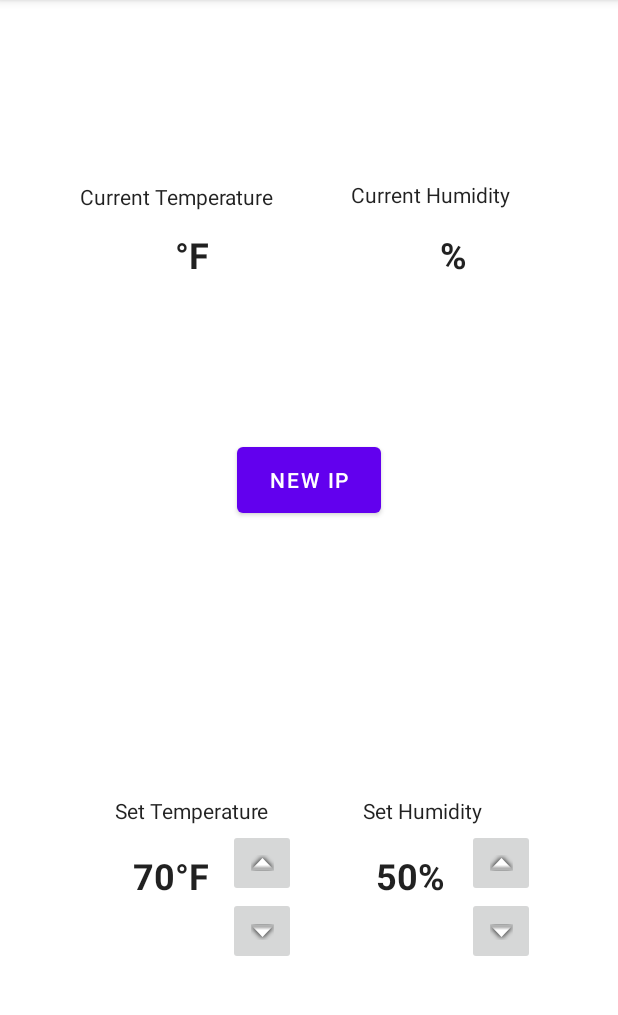
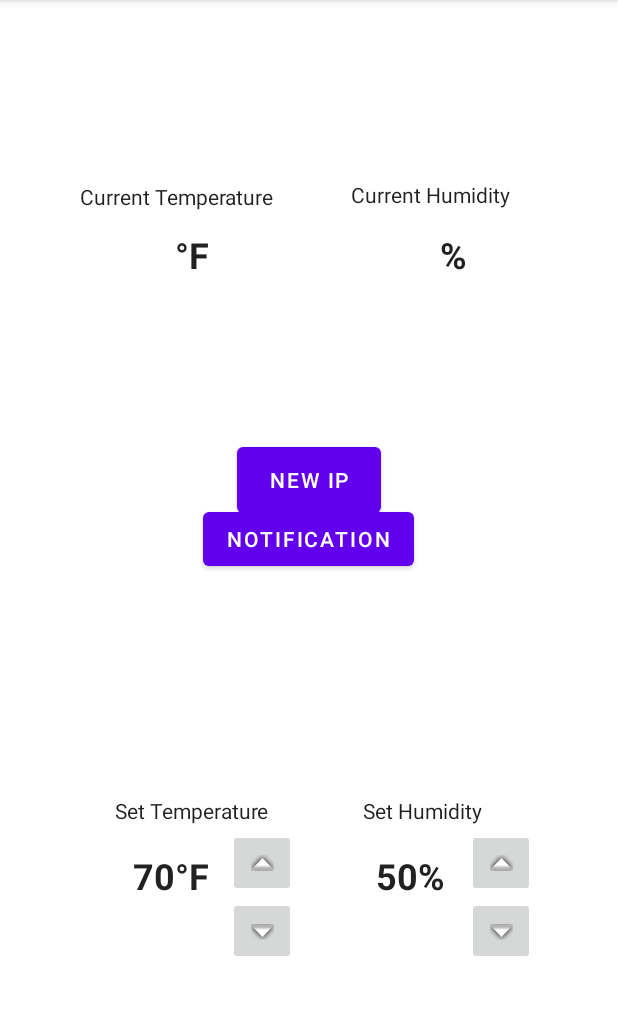
Before and after one commit to lucasg1021/ECE405_MonitoringApp, an Android app: the screen it shows after launch (MainActivity), on a phone screen of 412 x 824 dp, the part 84-1099 px from its top. Run offline under Robolectric (Android 15) with nearby library versions, the phone set to English and light mode, and no system bars.

Commit message:
Added a Push Notification.

```diff
--- a/app/src/main/java/com/example/monitoring_system/MainActivity.java
+++ b/app/src/main/java/com/example/monitoring_system/MainActivity.java
@@ -1,11 +1,18 @@
 package com.example.monitoring_system;
 import androidx.appcompat.app.AppCompatActivity;
+import androidx.core.app.NotificationCompat;
+import androidx.core.app.NotificationManagerCompat;
+
 import android.annotation.SuppressLint;
+import android.app.Notification;
+import android.app.NotificationChannel;
+import android.app.NotificationManager;
 import android.content.Context;
 import android.content.Intent;
 import android.content.SharedPreferences;
 import android.icu.lang.UCharacter;
 import android.net.wifi.WifiManager;
+import android.os.Build;
 import android.os.Handler;
 import android.os.StrictMode;
 import android.preference.PreferenceManager;
@@ -46,6 +53,8 @@ public class MainActivity extends AppCompatActivity {
     private int connection = 0;     // indicates whether connection has been established
     TextView tTemp, tHumid;
     private Button menuTwo;
+
+
     ScheduledExecutorService scheduledTaskExecutor = Executors.newScheduledThreadPool(5);
     @Override
     protected void onCreate(Bundle savedInstanceState) {
@@ -56,8 +65,36 @@ public class MainActivity extends AppCompatActivity {
         setHumidValue = settings.getInt("currentSetHumid", 50);
         tTemp = findViewById(R.id.setTemp);
         tHumid = findViewById(R.id.setHumid);
+
+        Button getNotified;
+
+        getNotified = findViewById(R.id.alertButton);
+
+        if(Build.VERSION.SDK_INT >= Build.VERSION_CODES.O) {
+            NotificationChannel channel = new NotificationChannel("My Notification","My Notification", NotificationManager.IMPORTANCE_DEFAULT);
+            NotificationManager manager = getSystemService(NotificationManager.class);
+            manager.createNotificationChannel(channel);
+        }
+
+        getNotified.setOnClickListener(new View.OnClickListener() {
+            @Override
+            public void onClick(View v) {
+    // Notification code goes here
+                NotificationCompat.Builder builder = new NotificationCompat.Builder(MainActivity.this,"My Notification");
+            builder.setContentTitle("Enclosure Alert");
+            builder.setContentText("Hello your temperature is low ");
+            builder.setSmallIcon(R.drawable.ic_launcher_background);
+            builder.setAutoCancel(true);
+
+                NotificationManagerCompat managerCompat = NotificationManagerCompat.from(MainActivity.this);
+                managerCompat.notify(1,builder.build());
+
+            }
+        });
+
         menuTwo = (Button) findViewById(R.id.switchButton);
         menuTwo.setOnClickListener(new View.OnClickListener() {
+
             @Override
             public void onClick(View view) {
                 openActivity2();
--- a/app/src/main/res/layout/activity_main.xml
+++ b/app/src/main/res/layout/activity_main.xml
@@ -210,4 +210,17 @@
         app:layout_constraintTop_toTopOf="parent"
         app:layout_constraintVertical_bias="0.785" />
 
+    <Button
+        android:id="@+id/alertButton"
+        android:layout_width="wrap_content"
+        android:layout_height="wrap_content"
+        android:layout_marginStart="135dp"
+        android:layout_marginEnd="136dp"
+        android:layout_marginBottom="106dp"
+        android:text="Notification"
+        app:layout_constraintBottom_toTopOf="@+id/constraintLayout"
+        app:layout_constraintEnd_toEndOf="parent"
+        app:layout_constraintStart_toStartOf="parent"
+        app:layout_constraintTop_toBottomOf="@+id/switchButton" />
+
 </androidx.constraintlayout.widget.ConstraintLayout>
```
